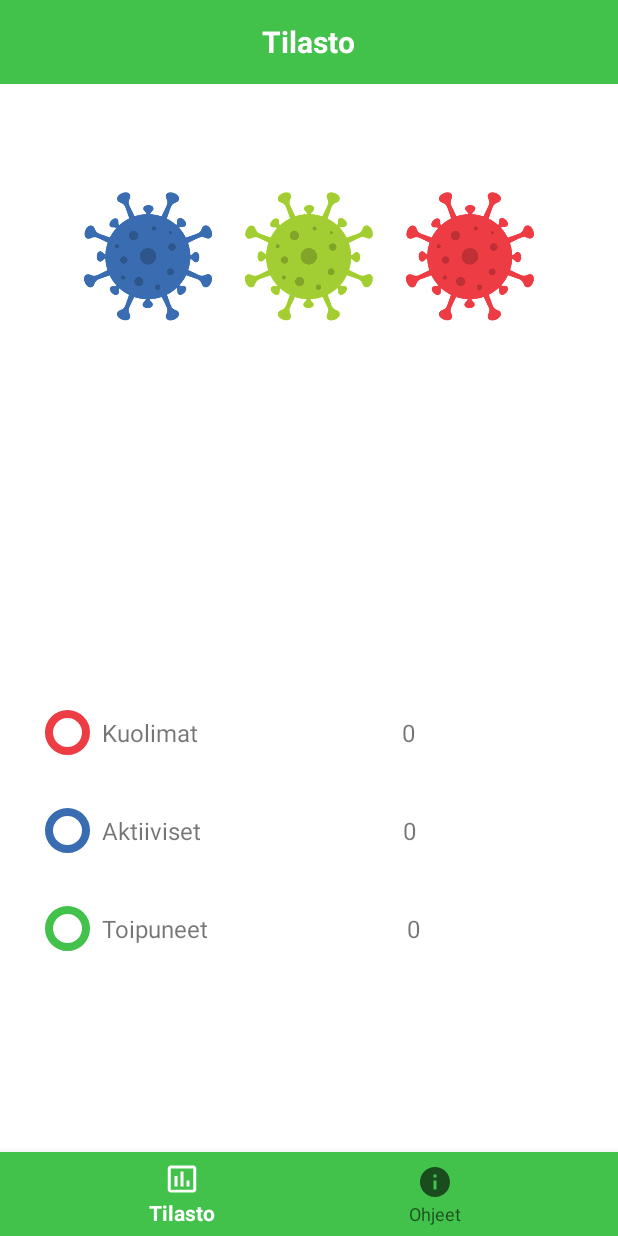
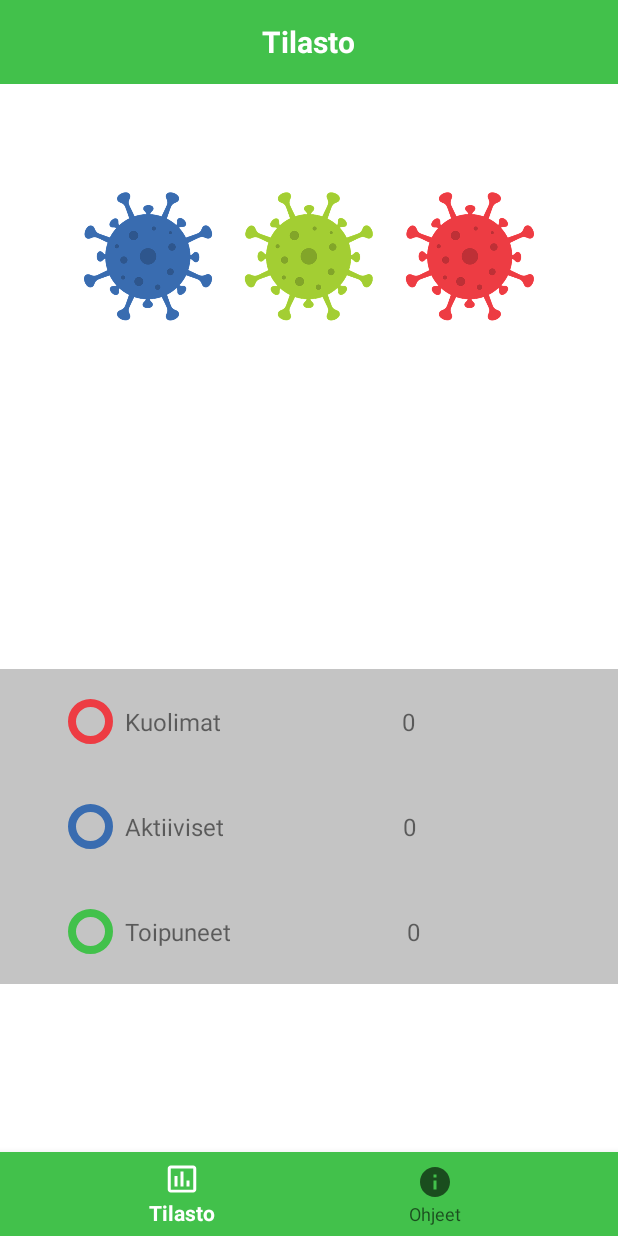
Before and after one commit to Ammar-daham/COVID-19-Trackeer, an Android app: the screen it shows after launch (MainActivity), on a phone screen of 412 x 824 dp. Run offline under Robolectric (Android 15) with nearby library versions, the phone set to English and light mode, and no system bars.

Commit message:
textViews modified

```diff
--- a/app/src/main/res/layout/activity_main.xml
+++ b/app/src/main/res/layout/activity_main.xml
@@ -34,7 +34,7 @@
         android:layout_width="match_parent"
         android:layout_height="match_parent"
         android:layout_below="@+id/toolBar"
-        android:layout_marginBottom="60sp">
+        android:layout_marginBottom="48sp">
 
         <ImageView
             android:id="@+id/image"
@@ -42,6 +42,7 @@
             android:layout_height="150dp"
             android:src="@drawable/coronavirus"
             android:layout_marginTop="40dp"/>
+
     </FrameLayout>
 
 
--- a/app/src/main/res/layout/fragment_tilastot.xml
+++ b/app/src/main/res/layout/fragment_tilastot.xml
@@ -11,9 +11,11 @@
     <LinearLayout
         android:id="@+id/kuolimat"
         android:layout_width="match_parent"
-        android:layout_height="65dp"
-        android:layout_marginTop="400dp"
-        android:gravity="center">
+        android:layout_height="70dp"
+        android:layout_marginTop="390dp"
+        android:gravity="center"
+        android:padding="15dp"
+        android:background="@color/gray">
 
         <ImageView
             android:layout_width="30dp"
@@ -48,8 +50,10 @@
         android:id="@+id/aktiiviset"
         android:layout_below="@id/kuolimat"
         android:layout_width="match_parent"
-        android:layout_height="65dp"
-        android:gravity="center">
+        android:layout_height="70dp"
+        android:gravity="center"
+        android:padding="15dp"
+        android:background="@color/gray">
 
         <ImageView
             android:layout_width="30dp"
@@ -83,8 +87,10 @@
     <LinearLayout
         android:layout_below="@id/aktiiviset"
         android:layout_width="match_parent"
-        android:layout_height="65dp"
-        android:gravity="center">
+        android:layout_height="70dp"
+        android:gravity="center"
+        android:padding="15dp"
+        android:background="@color/gray">
 
         <ImageView
             android:layout_width="30dp"
```
